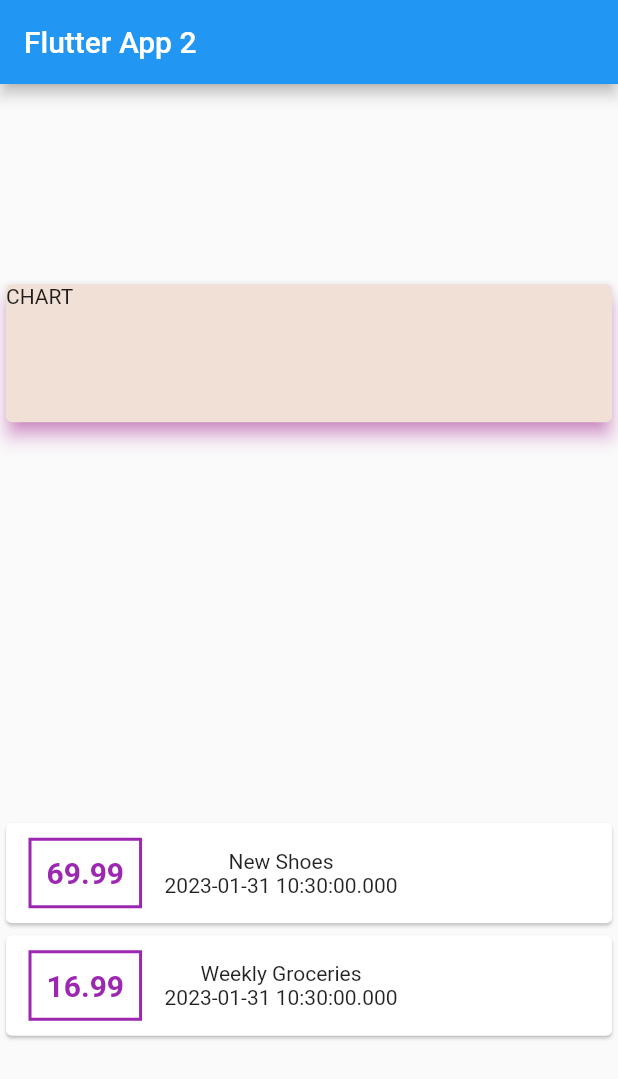
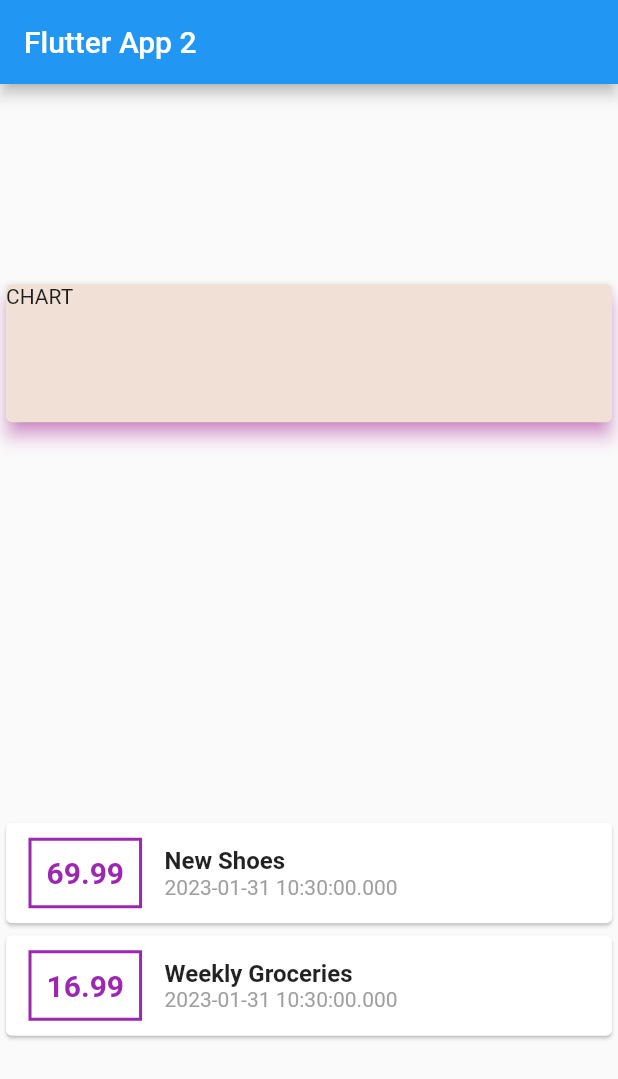
Before and after one commit to Arafat6462/Flutter, a Flutter app: the screen it shows after launch, on a phone screen of 412 x 824 dp. Shown: the top 1079 px of the screen. Run offline on Flutter 3.47's test engine with Material 2 defaults, Android fonts, the phone set to English and light mode, and no system bars.

Commit message:
more style

```diff
--- a/expense_planner/lib/main.dart
+++ b/expense_planner/lib/main.dart
@@ -66,9 +66,7 @@ class MyHomePage extends StatelessWidget {
                         horizontal: 15,
                       ),
                       decoration: BoxDecoration(
-                          border: Border.all(
-                              color: Colors.purple,
-                              width: 2)),
+                          border: Border.all(color: Colors.purple, width: 2)),
                       padding: EdgeInsets.all(10),
                       child: Text(
                         tx.amount.toString(),
@@ -79,9 +77,17 @@ class MyHomePage extends StatelessWidget {
                       ),
                     ),
                     Column(
+                      crossAxisAlignment: CrossAxisAlignment.start,
                       children: [
-                        Text(tx.title),
-                        Text(tx.date.toString()),
+                        Text(
+                          tx.title,
+                          style: TextStyle(
+                              fontSize: 16, fontWeight: FontWeight.bold),
+                        ),
+                        Text(
+                          tx.date.toString(),
+                          style: TextStyle(color: Colors.grey),
+                        ),
                       ],
                     )
                   ],
```
